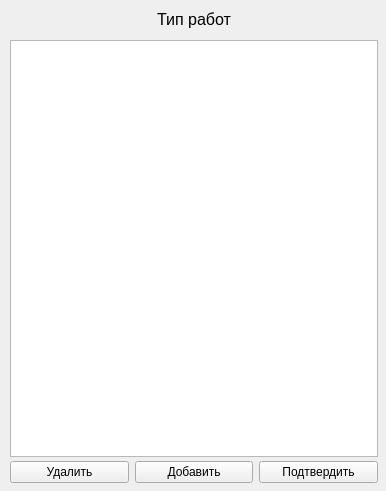
This is ElectronicJournal/formtypeworks.ui in MariyaMari/myJournal as Qt 5 draws it before an edit. The edited form follows.
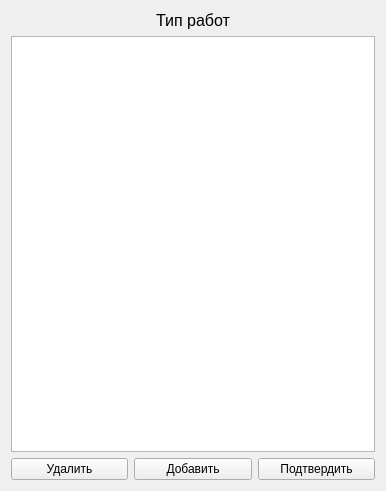
This is the edited form.

```diff
--- a/ElectronicJournal/formtypeworks.ui
+++ b/ElectronicJournal/formtypeworks.ui
@@ -13,15 +13,9 @@
   <property name="windowTitle">
    <string>Form</string>
   </property>
+  <layout class="QGridLayout" name="gridLayout_2">
+   <item row="0" column="0">
   <widget class="QLabel" name="label">
-   <property name="geometry">
-    <rect>
-     <x>10</x>
-     <y>10</y>
-     <width>368</width>
-     <height>19</height>
-    </rect>
-   </property>
    <property name="font">
     <font>
      <pointsize>12</pointsize>
@@ -34,30 +28,15 @@
     <set>Qt::AlignCenter</set>
    </property>
   </widget>
-  <widget class="QWidget" name="layoutWidget">
-   <property name="geometry">
-    <rect>
-     <x>10</x>
-     <y>40</y>
-     <width>368</width>
-     <height>417</height>
-    </rect>
-   </property>
+   </item>
+   <item row="1" column="0">
    <layout class="QVBoxLayout" name="verticalLayout">
     <item>
      <widget class="QTableView" name="tableView"/>
     </item>
    </layout>
-  </widget>
-  <widget class="QWidget" name="gridLayoutWidget">
-   <property name="geometry">
-    <rect>
-     <x>10</x>
-     <y>460</y>
-     <width>368</width>
-     <height>25</height>
-    </rect>
-   </property>
+   </item>
+   <item row="2" column="0">
    <layout class="QGridLayout" name="gridLayout">
     <item row="0" column="0">
      <widget class="QPushButton" name="pushButton">
@@ -81,7 +60,8 @@
      </widget>
     </item>
    </layout>
-  </widget>
+   </item>
+  </layout>
  </widget>
  <resources/>
  <connections/>
```
Lines whose indentation alone changed are shown as unchanged.
